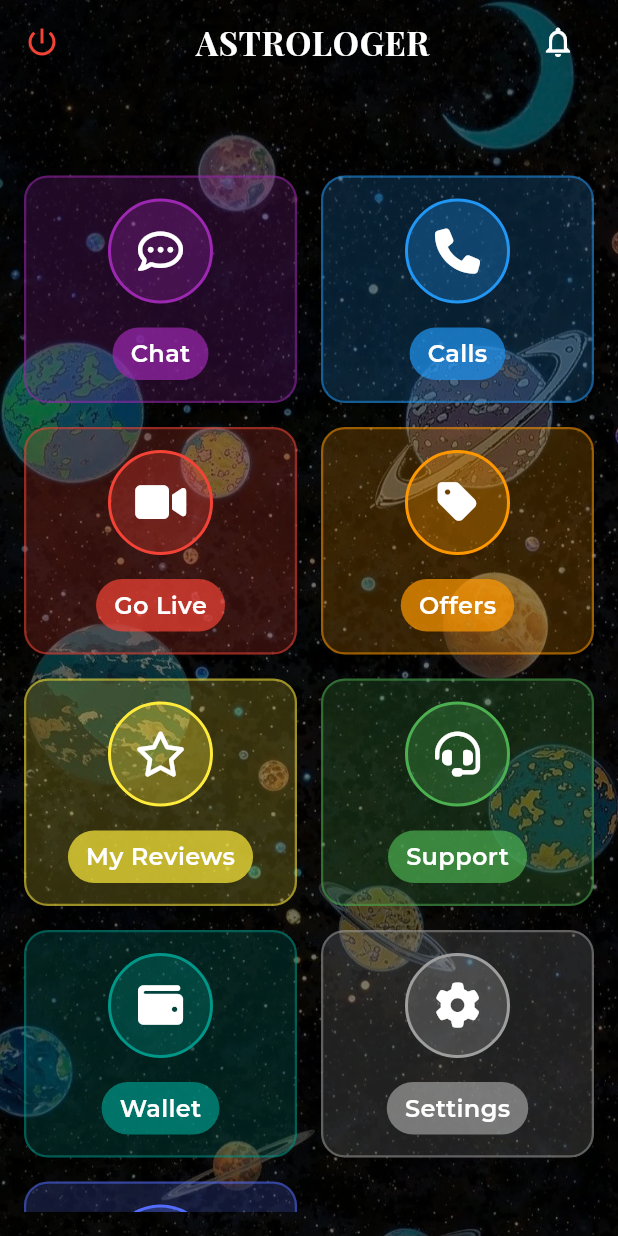
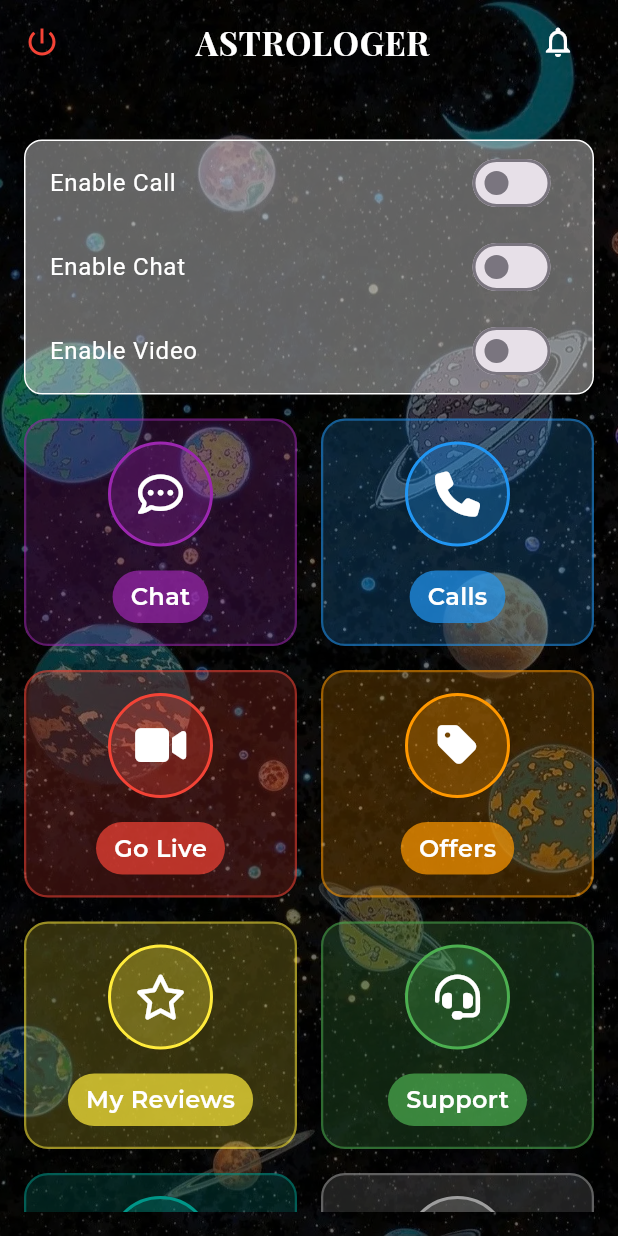
Before and after one commit to Gosplex/zodify, a Flutter app: the HomeScreen screen opened directly, on a phone screen of 412 x 824 dp. Run offline on Flutter 3.47's test engine with Material 3 defaults, Android fonts, the light colour scheme and no system bars; our stand-ins replace awesome_notifications, cloud_firestore, firebase_auth, firebase_core, firebase_messaging, firebase_storage and 13 more; missing offline and left inert: agora_rtc_engine, flutter_sound, razorpay_flutter; accounts and stored records are empty; generated files the repository leaves out were written again; network calls fail.

```diff
--- a/lib/astrologer/screens/home_screen.dart
+++ b/lib/astrologer/screens/home_screen.dart
@@ -21,7 +21,9 @@ class HomeScreen extends StatefulWidget {
 class _HomeScreenState extends State<HomeScreen> {
   final NotificationService _notificationService = NotificationService();
   final UserService _userService = UserService();
-
+  bool isCallEnabled = false;
+  bool isChatEnabled = false;
+  bool isVideoEnabled = false;
 
   Future<void> initializeNotifications() async {
     try {
@@ -189,7 +191,57 @@ class _HomeScreenState extends State<HomeScreen> {
         ),
         child: Padding(
           padding: const EdgeInsets.fromLTRB(16, kToolbarHeight + 5, 16, 16),
-          child: GridView.builder(
+          child: SingleChildScrollView(
+            child: Column(
+              children:[
+                SizedBox(
+                  height:32
+                ),
+                Container(
+                  decoration: BoxDecoration(
+                    color: Colors.white38,
+                    border: Border.all(color: Colors.white),
+                    borderRadius: BorderRadius.circular(12)
+                  ),
+                  child: Column(
+                    children: [
+                      SwitchListTile(
+                        title: Text('Enable Call',style: TextStyle(color: Colors.white),),
+                        value: isCallEnabled,
+                        onChanged: (bool value) {
+                          setState(() {
+                            isCallEnabled = value;
+                          });
+                        },
+                      ),
+                      SwitchListTile(
+                        title: Text('Enable Chat',style: TextStyle(color: Colors.white),),
+                        value: isChatEnabled,
+                        onChanged: (bool value) {
+                          setState(() {
+                            isChatEnabled = value;
+                          });
+                        },
+                      ),
+                      SwitchListTile(
+                        title: Text('Enable Video',style: TextStyle(color: Colors.white),),
+                        value: isVideoEnabled,
+                        onChanged: (bool value) {
+                          setState(() {
+                            isVideoEnabled = value;
+                          });
+                        },
+                      ),
+                    ],
+                  ),
+                ),
+                SizedBox(
+                  height: 16,
+                ),
+                GridView.builder(
+                  shrinkWrap: true,
+                  padding: EdgeInsets.zero,
+                  physics: NeverScrollableScrollPhysics(),
                   gridDelegate: const SliverGridDelegateWithFixedCrossAxisCount(
                     crossAxisCount: 2,
                     crossAxisSpacing: 16,
@@ -200,7 +252,10 @@ class _HomeScreenState extends State<HomeScreen> {
                   itemBuilder: (context, index) {
                     return _buildFeatureCard(dashboardItems[index]);
                   },
+                )
+              ]
             ),
+          )
         ),
       ),
     );
```
Also changed, not shown: lib/client/screens/astrologer_list_screen.dart (added, +260 -0 lines), lib/client/screens/home_screen.dart (+8 -1 lines). Lines whose indentation alone changed are shown as unchanged.
